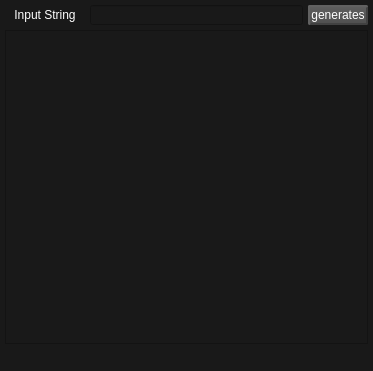
Qtae/hanagram, file hanagram.ui: the form before one commit.
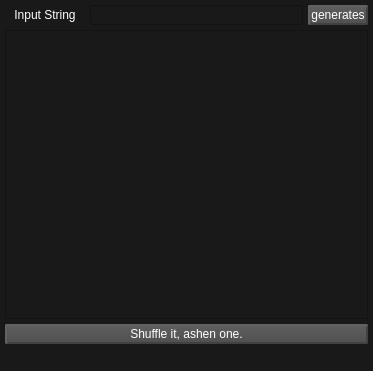
The form after the commit.

Commit message: add shuffle function, exe single instance

What changed in the file:
```diff
--- a/hanagram.ui
+++ b/hanagram.ui
@@ -180,6 +180,80 @@
       <item>
        <widget class="QTextBrowser" name="textBrowser"/>
       </item>
+      <item>
+       <widget class="QPushButton" name="pushButton_Shuffle">
+        <property name="minimumSize">
+         <size>
+          <width>0</width>
+          <height>20</height>
+         </size>
+        </property>
+        <property name="maximumSize">
+         <size>
+          <width>16777215</width>
+          <height>20</height>
+         </size>
+        </property>
+        <property name="styleSheet">
+         <string notr="true">QPushButton{
+color: rgb(255, 255, 255);
+background-color: qlineargradient(spread:pad, x1:0, y1:0, x2:0, y2:1, stop:0 rgba(94, 94, 94, 255), stop:1 rgba(80, 80, 80, 255));
+border-radius: 2px; 
+border-width: 2px;
+border-color:rgb(65, 65, 65);
+border-style: outset;
+}
+
+QPushButton:checked{
+background-color: rgb(80, 243, 133);
+color: rgb(30,30,30);
+border-radius: 2px; 
+border-width: 2px;
+border-color:rgb(50, 213, 103);
+border-style: inset;
+}
+
+QPushButton:pressed:!checked{
+color: rgb(225, 225, 225);
+background-color:qlineargradient(spread:pad, x1:0, y1:0, x2:0, y2:1, stop:0 rgba(80, 80, 80, 255), stop:1 rgba(94, 94, 94, 255));
+border-radius: 2px; 
+border-width: 2px;
+border-color:rgb(65, 65, 65);
+border-style: inset;
+}
+
+QPushButton:pressed:checked{
+background-color: rgb(70, 233, 123);
+color: rgb(20,20,20);
+border-radius: 2px; 
+border-width: 2px;
+border-color:rgb(40, 203, 93);
+border-style: inset;
+}
+
+QPushButton:hover:!pressed:!checked{
+color: rgb(255, 255, 255);
+background-color:qlineargradient(spread:pad, x1:0, y1:0, x2:0, y2:1, stop:0 rgba(104, 104, 104, 255), stop:1 rgba(90, 90, 90, 255));
+border-radius: 2px; 
+border-width: 2px;
+border-color:rgb(75, 75, 75);
+border-style: outset;
+}
+
+QPushButton:hover:!pressed:checked{
+background-color: rgb(90, 253, 143);
+color: rgb(40,40,40);
+border-radius: 2px; 
+border-width: 1px;
+border-color:rgb(60, 223, 113);
+border-style: inset;
+}</string>
+        </property>
+        <property name="text">
+         <string>Shuffle it, ashen one.</string>
+        </property>
+       </widget>
+      </item>
      </layout>
     </item>
    </layout>
```
The commit also changes 1 other file.
